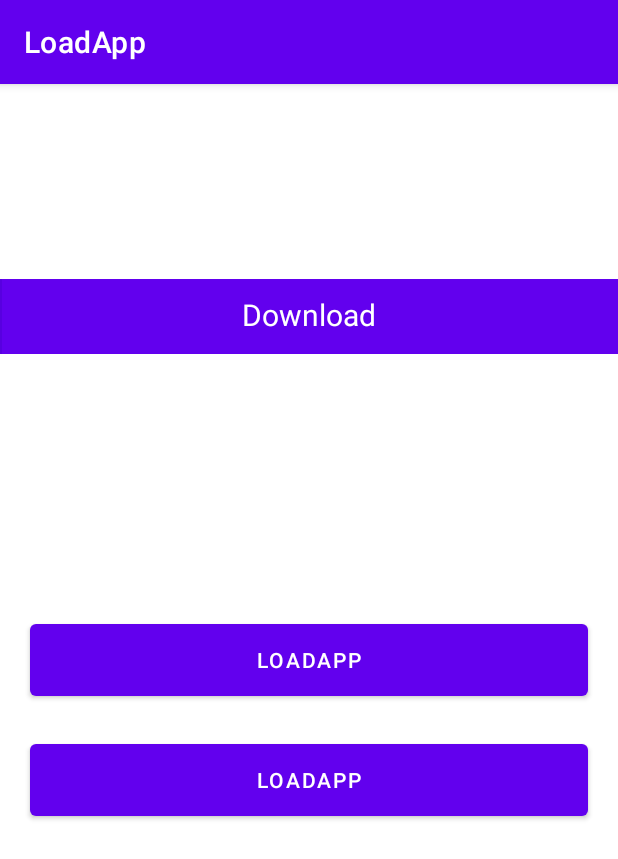
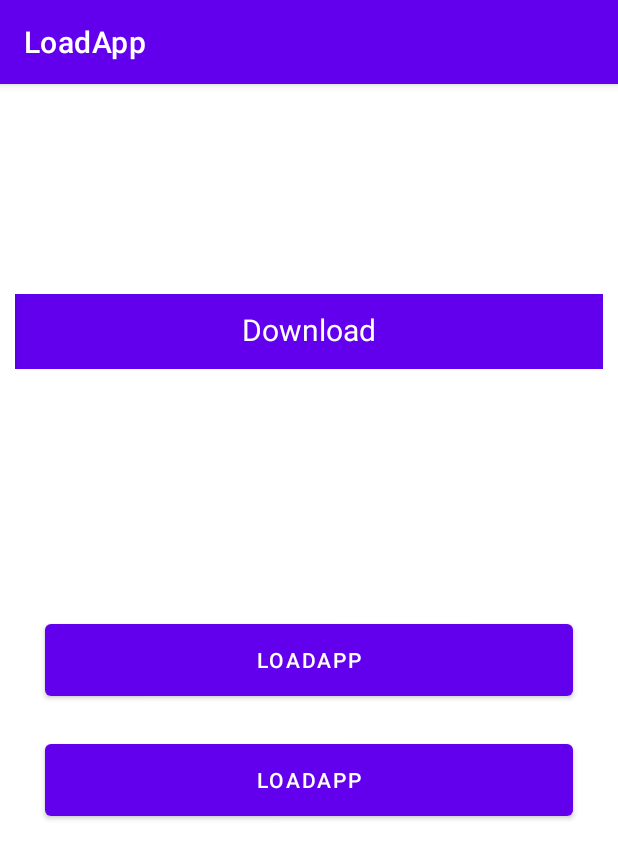
Before and after one commit to RicardoBravoA/LoadApp, an Android app: the screen it shows after launch (MainActivity), on a phone screen of 412 x 824 dp. Shown: the top 859 px of the screen. Run offline under Robolectric (Android 15) with nearby library versions, the phone set to English and light mode, and no system bars; our stand-ins replace data binding; pictures from the network do not load.

```diff
--- a/app/src/main/java/com/udacity/load/app/LoadingButton.kt
+++ b/app/src/main/java/com/udacity/load/app/LoadingButton.kt
@@ -2,6 +2,7 @@ package com.udacity.load.app
 
 import android.content.Context
 import android.util.AttributeSet
+import android.util.Log
 import android.view.LayoutInflater
 import androidx.annotation.ColorInt
 import androidx.constraintlayout.widget.ConstraintLayout
@@ -18,11 +19,19 @@ class LoadingButton @JvmOverloads constructor(
 
     @ColorInt
     private var backgroundColor: Int? = null
-    var defaultText: String
+    var defaultText: String = context.getString(R.string.download)
+        set(value) {
+            field = value
+            invalidate()
+        }
+    var actionText: String = context.getString(R.string.we_are_loading)
+        set(value) {
+            field = value
+            invalidate()
+        }
 
     init {
         backgroundColor = ContextCompat.getColor(context, R.color.purple_700_25)
-        defaultText = context.getString(R.string.download)
         init(attrs)
     }
 
@@ -54,11 +63,19 @@ class LoadingButton @JvmOverloads constructor(
                 defaultText = it.getString(R.styleable.LoadingButton_lb_default_text).toString()
             }
 
+            if (it.hasValue(R.styleable.LoadingButton_lb_action_text)) {
+                actionText = it.getString(R.styleable.LoadingButton_lb_action_text).toString()
+            }
+
             typedArray.recycle()
         }
 
         binding.customTextView.text = defaultText
         binding.view.setBackgroundColor(backgroundColor!!)
+
+        binding.motionLayout.setOnClickListener {
+            binding.customTextView.text = actionText
+        }
     }
 
     fun animateToEnd() {
--- a/app/src/main/res/layout/fragment_main.xml
+++ b/app/src/main/res/layout/fragment_main.xml
@@ -6,6 +6,7 @@
     <androidx.constraintlayout.widget.ConstraintLayout
         android:layout_width="match_parent"
         android:layout_height="match_parent"
+        android:padding="10dp"
         tools:context=".main.MainFragment">
 
         <com.udacity.load.app.util.CircularView
@@ -45,7 +46,6 @@
             android:layout_margin="20dp"
             android:text="@string/app_name"
             app:layout_constraintEnd_toEndOf="parent"
-            app:layout_constraintHorizontal_bias="0.0"
             app:layout_constraintStart_toStartOf="parent"
             app:layout_constraintTop_toBottomOf="@+id/custom_button" />
 
--- a/app/src/main/res/values/attrs_loading_button.xml
+++ b/app/src/main/res/values/attrs_loading_button.xml
@@ -3,6 +3,7 @@
     <declare-styleable name="LoadingButton">
         <attr name="lb_background" format="color" />
         <attr name="lb_default_text" format="string" />
+        <attr name="lb_action_text" format="string" />
     </declare-styleable>
 
 </resources>
--- a/app/src/main/res/values/strings.xml
+++ b/app/src/main/res/values/strings.xml
@@ -11,9 +11,9 @@
     <string name="notification_button">See changes</string>
 
     <string name="button_name">Click me</string>
-    <string name="button_loading">We are loading </string>
     <string name="title_activity_detail">DetailActivity</string>
 
     <string name="download">Download</string>
+    <string name="we_are_loading">We are loading</string>
 
 </resources>
```
